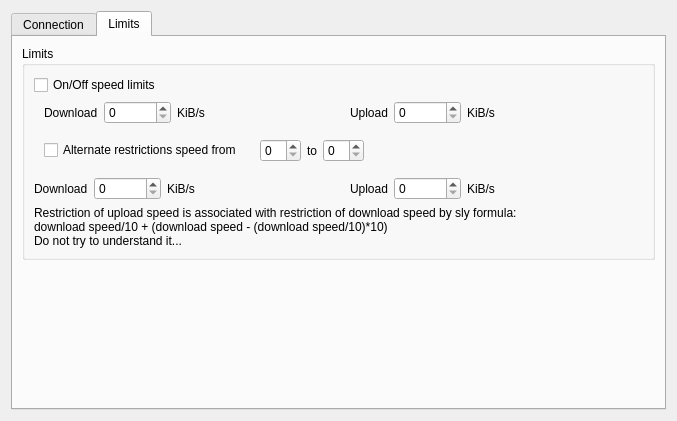
Above: eiskaltdcpp/ui/UISettingsConnection.ui from eiskaltdcpp/eiskaltdcpp before the change. Below: the same form after it.
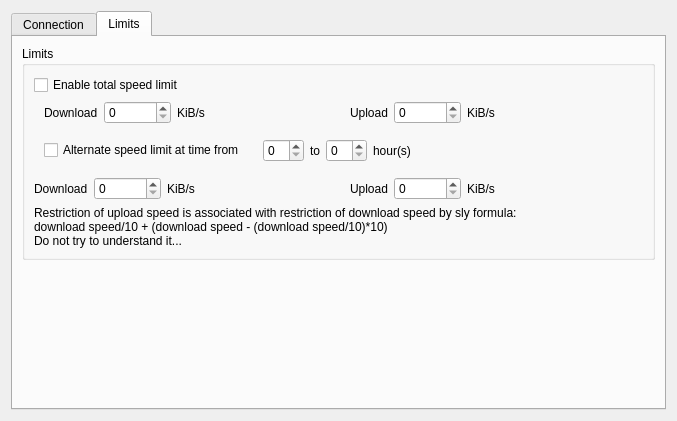
That is the form after the change. The open tabs and pages were chosen to show the change.

```diff
--- a/eiskaltdcpp/ui/UISettingsConnection.ui
+++ b/eiskaltdcpp/ui/UISettingsConnection.ui
@@ -337,7 +337,7 @@
           <item>
            <widget class="QCheckBox" name="checkBox_THROTTLE_ENABLE">
             <property name="text">
-             <string>On/Off speed limits</string>
+             <string>Enable total speed limit</string>
             </property>
            </widget>
           </item>
@@ -445,7 +445,7 @@
                <item>
                 <widget class="QCheckBox" name="checkBox_TIME_DEPENDENT_THROTTLE">
                  <property name="text">
-                  <string>Alternate restrictions speed from </string>
+                  <string>Alternate speed limit at time from </string>
                  </property>
                 </widget>
                </item>
@@ -479,6 +479,13 @@
                     </property>
                    </widget>
                   </item>
+                  <item>
+                   <widget class="QLabel" name="label_19">
+                    <property name="text">
+                     <string>hour(s)</string>
+                    </property>
+                   </widget>
+                  </item>
                   <item>
                    <spacer name="horizontalSpacer_4">
                     <property name="orientation">
```
Left out of the diff: 33 changed lines with no effect on the pictures.
